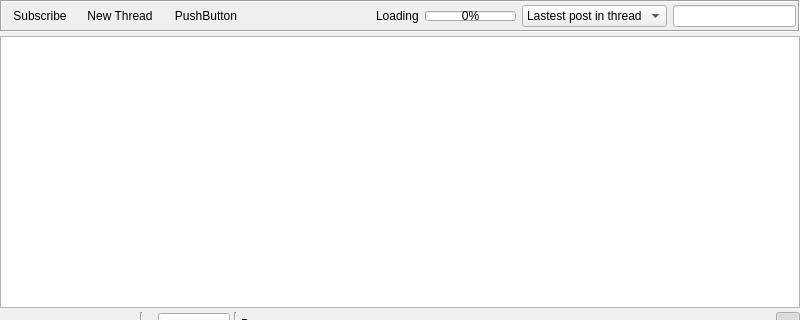
The window that retroshare-gui/src/gui/gxsforums/GxsForumThreadWidget.ui (RetroShare/RetroShare) describes before a commit, drawn with Qt 5; both pictures show x 0 to 800 and y 0 to 320 of the 800 by 600 pixel window.
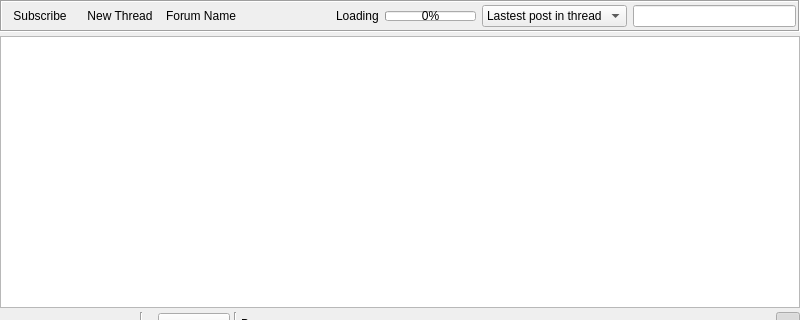
The same window after the commit. Icons and pictures are not drawn. Custom widgets are drawn as their Qt base class.

Commit message: Fix Use ElidedLabel for Forum Name

```diff
--- a/retroshare-gui/src/gui/gxsforums/GxsForumThreadWidget.ui
+++ b/retroshare-gui/src/gui/gxsforums/GxsForumThreadWidget.ui
@@ -112,15 +112,18 @@
            </widget>
           </item>
           <item>
-           <widget class="QPushButton" name="forumName">
+           <widget class="StyledElidedLabel" name="forumName">
+            <property name="sizePolicy">
+             <sizepolicy hsizetype="Expanding" vsizetype="Preferred">
+              <horstretch>0</horstretch>
+              <verstretch>0</verstretch>
+             </sizepolicy>
+            </property>
             <property name="toolTip">
              <string>&lt;html&gt;&lt;head/&gt;&lt;body&gt;&lt;p&gt;Click here to clear current selected thread and display more information about this forum.&lt;/p&gt;&lt;/body&gt;&lt;/html&gt;</string>
             </property>
             <property name="text">
-             <string>PushButton</string>
-            </property>
-            <property name="flat">
-             <bool>true</bool>
+             <string>Forum Name</string>
             </property>
            </widget>
           </item>
@@ -130,11 +133,11 @@
              <enum>Qt::Horizontal</enum>
             </property>
             <property name="sizeType">
-             <enum>QSizePolicy::MinimumExpanding</enum>
+             <enum>QSizePolicy::Fixed</enum>
             </property>
             <property name="sizeHint" stdset="0">
              <size>
-              <width>0</width>
+              <width>1</width>
               <height>0</height>
              </size>
             </property>
@@ -527,6 +530,11 @@
    <extends>QLineEdit</extends>
    <header>gui/common/LineEditClear.h</header>
   </customwidget>
+  <customwidget>
+   <class>StyledElidedLabel</class>
+   <extends>QLabel</extends>
+   <header>gui/common/StyledElidedLabel.h</header>
+  </customwidget>
   <customwidget>
    <class>SubscribeToolButton</class>
    <extends>QToolButton</extends>
```
Left out of the diff: 2 changed lines with no effect on the pictures. The commit also changes 4 other files.
